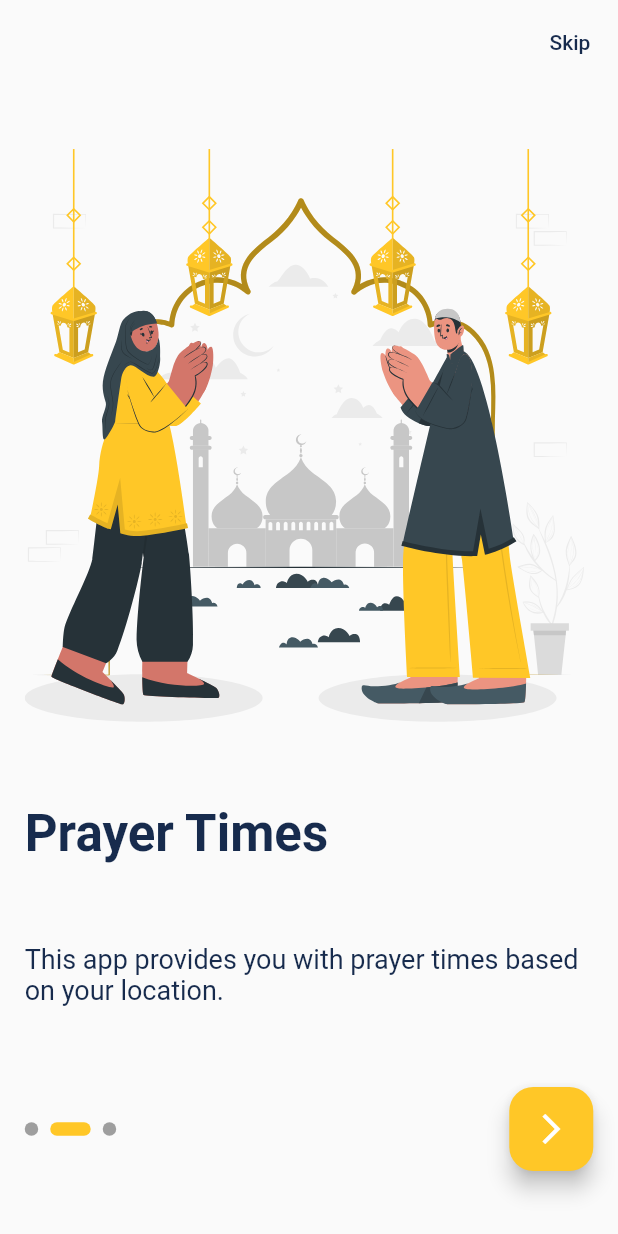
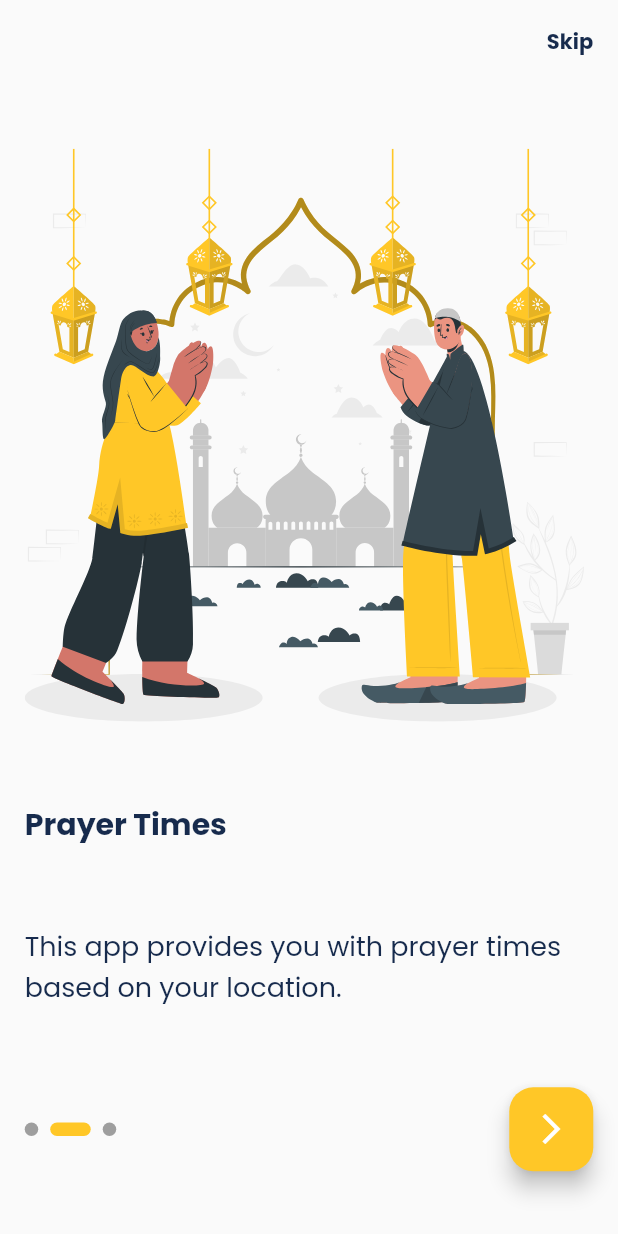
Before and after one commit to melihcelik09/ramadan_app, a Flutter app: the screen it shows after launch, swiped to page 2, on a phone screen of 412 x 824 dp. Run offline on Flutter 3.47's test engine with Material 2 defaults, Android fonts, the phone set to English and light mode, and no system bars; drawn by our look-alikes of smooth_page_indicator; our stand-ins replace auto_route, bloc, dio, equatable, flutter_bloc, flutter_dotenv and 4 more; generated files the repository leaves out were written again.

Commit message:
add: Custom text themes

```diff
--- a/lib/app/app.dart
+++ b/lib/app/app.dart
@@ -1,6 +1,7 @@
 import 'package:flutter/material.dart';
 import 'package:flutter_gen/gen_l10n/app_localizations.dart';
 import 'package:ramadan_app/core/init/navigation/app_router.dart';
+import 'package:ramadan_app/core/init/theme/theme.dart';
 
 class RamadanApp extends StatelessWidget {
   final _appRouter = AppRouter();
@@ -10,6 +11,7 @@ class RamadanApp extends StatelessWidget {
   @override
   Widget build(BuildContext context) {
     return MaterialApp.router(
+      theme: CustomTheme.theme(),
       debugShowCheckedModeBanner: false,
       routerConfig: _appRouter.config(),
       localizationsDelegates: AppLocalizations.localizationsDelegates,
--- /dev/null
+++ b/lib/core/init/theme/custom_text_theme.dart
@@ -0,0 +1,37 @@
+import 'package:flutter/material.dart';
+import 'package:google_fonts/google_fonts.dart';
+import 'package:ramadan_app/core/constants/app_colors.dart';
+
+class CustomTextTheme {
+  CustomTextTheme._();
+  static TextTheme get textTheme => TextTheme(
+        displayLarge: _displayLarge,
+        displayMedium: _displayMedium,
+        displaySmall: _displaySmall,
+        headlineMedium: _headlineMedium,
+        headlineSmall: _headlineSmall,
+        titleLarge: _titleLarge,
+        titleMedium: _titleMedium,
+        titleSmall: _titleSmall,
+        bodyLarge: _bodyLarge,
+        bodyMedium: _bodyMedium,
+        bodySmall: _bodySmall,
+        labelLarge: _labelLarge,
+        labelSmall: _labelSmall,
+      );
+
+  static TextStyle get _baseHeadline => TextStyle(fontFamily: GoogleFonts.poppins().fontFamily);
+  static TextStyle get _displayLarge => _baseHeadline.copyWith(fontSize: 48, fontWeight: FontWeight.bold, color: AppColors.secondaryColor);
+  static TextStyle get _displayMedium => _baseHeadline.copyWith(fontSize: 32, fontWeight: FontWeight.bold, color: AppColors.secondaryColor);
+  static TextStyle get _displaySmall => _baseHeadline.copyWith(fontSize: 24, fontWeight: FontWeight.bold);
+  static TextStyle get _headlineMedium => _baseHeadline.copyWith(fontSize: 20, fontWeight: FontWeight.w500);
+  static TextStyle get _headlineSmall => _baseHeadline.copyWith(fontSize: 18, fontWeight: FontWeight.w500);
+  static TextStyle get _titleLarge => _baseHeadline.copyWith(fontSize: 16, fontWeight: FontWeight.w500);
+  static TextStyle get _titleMedium => _baseHeadline.copyWith(fontSize: 16, fontWeight: FontWeight.w500);
+  static TextStyle get _titleSmall => _baseHeadline.copyWith(fontSize: 14, fontWeight: FontWeight.w500);
+  static TextStyle get _bodyLarge => _baseHeadline.copyWith(fontSize: 16, fontWeight: FontWeight.w400);
+  static TextStyle get _bodyMedium => _baseHeadline.copyWith(fontSize: 14, fontWeight: FontWeight.w400);
+  static TextStyle get _bodySmall => _baseHeadline.copyWith(fontSize: 12, fontWeight: FontWeight.w400);
+  static TextStyle get _labelLarge => _baseHeadline.copyWith(fontSize: 14, fontWeight: FontWeight.w700);
+  static TextStyle get _labelSmall => _baseHeadline.copyWith(fontSize: 10, fontWeight: FontWeight.w400);
+}
--- /dev/null
+++ b/lib/core/init/theme/theme.dart
@@ -0,0 +1,9 @@
+import 'package:flutter/material.dart';
+import 'package:ramadan_app/core/init/theme/custom_text_theme.dart';
+
+class CustomTheme {
+  CustomTheme._();
+  static ThemeData theme() {
+    return ThemeData(textTheme: CustomTextTheme.textTheme);
+  }
+}
--- a/pubspec.yaml
+++ b/pubspec.yaml
@@ -18,6 +18,7 @@ dependencies:
     sdk: flutter
   flutter_svg: ^2.0.5
   get_storage: ^2.1.1
+  google_fonts: any
   intl: ^0.17.0
   json_annotation: ^4.8.0
   logger: any
@@ -41,5 +42,6 @@ flutter:
     - assets/images/
     - assets/images/categories/
     - assets/images/titles/
+    - assets/images/ramadan_time/
     - assets/icons/
     - assets/images/onboarding/
```
Also changed, not shown: pubspec.lock.
